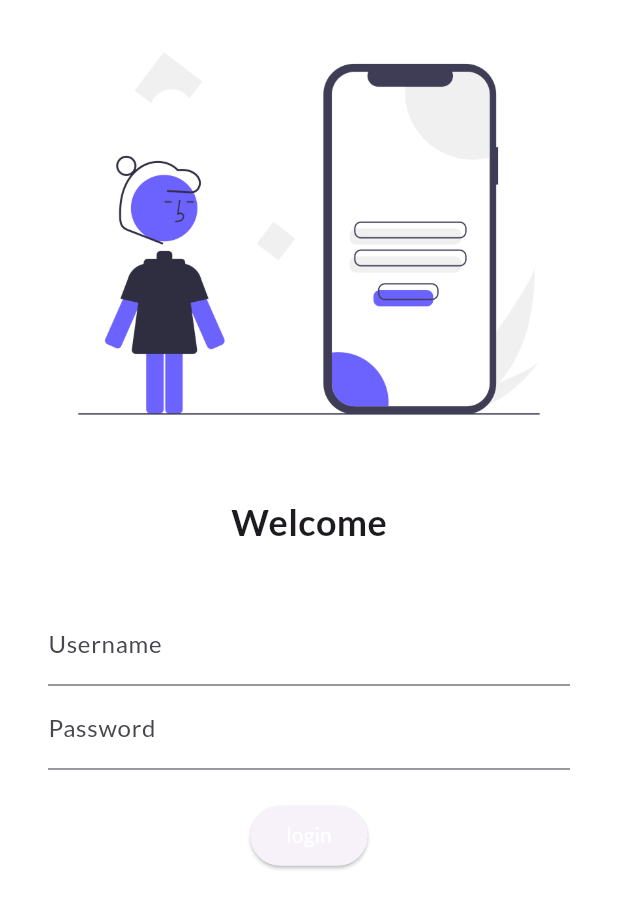
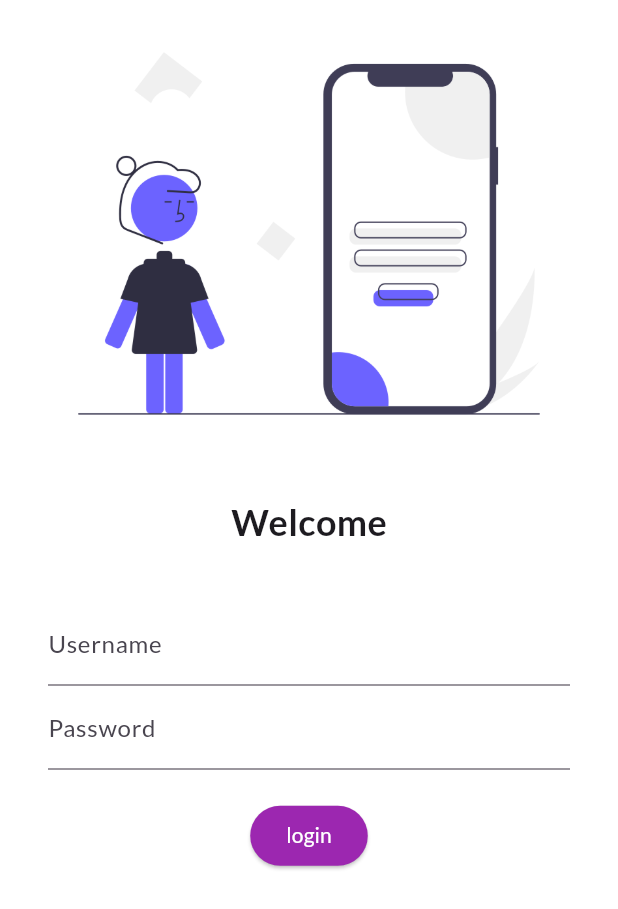
Before and after one commit to ayushsingh1028/flutter_project1, a Flutter app: the screen it shows after launch, on a phone screen of 412 x 824 dp. Shown: the top 909 px of the screen. Run offline on Flutter 3.47's test engine with Material 3 defaults, Android fonts, the phone set to English and light mode, and no system bars; our stand-ins replace google_fonts.

Commit message:
login_page

```diff
--- a/catalog_app/lib/pages/login_page.dart
+++ b/catalog_app/lib/pages/login_page.dart
@@ -52,8 +52,8 @@ class LoginPage extends StatelessWidget {
                         },
                         child: const Text('login'),
                         style: TextButton.styleFrom(
-                          foregroundColor: Colors.white,
-                        )),
+                            foregroundColor: Colors.white,
+                            backgroundColor: Colors.purple)),
                   ],
                 ),
               ),
```
